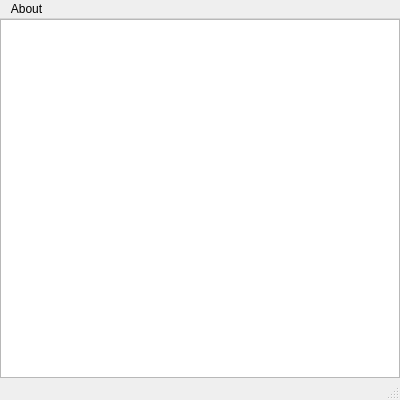
Before: the Qt Designer form mainwindow.ui in akshaybabloo/DataLogger, drawn with Qt 5.
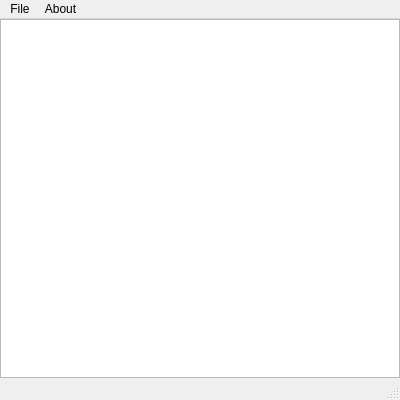
After: the same form once the commit is applied.

Commit message: exit menu added

Patch:
```diff
--- a/mainwindow.ui
+++ b/mainwindow.ui
@@ -41,7 +41,7 @@
      <x>0</x>
      <y>0</y>
      <width>400</width>
-     <height>22</height>
+     <height>20</height>
     </rect>
    </property>
    <widget class="QMenu" name="menuAbout">
@@ -51,6 +51,15 @@
     <addaction name="actionSettings"/>
     <addaction name="actionAbout_DataLogger"/>
    </widget>
+   <widget class="QMenu" name="menuFile">
+    <property name="title">
+     <string>File</string>
+    </property>
+    <addaction name="actionSettings"/>
+    <addaction name="separator"/>
+    <addaction name="actionExit"/>
+   </widget>
+   <addaction name="menuFile"/>
    <addaction name="menuAbout"/>
   </widget>
   <widget class="QStatusBar" name="statusbar"/>
```
Left out of the diff: 9 changed lines with no effect on the pictures. The commit also changes 2 other files.
